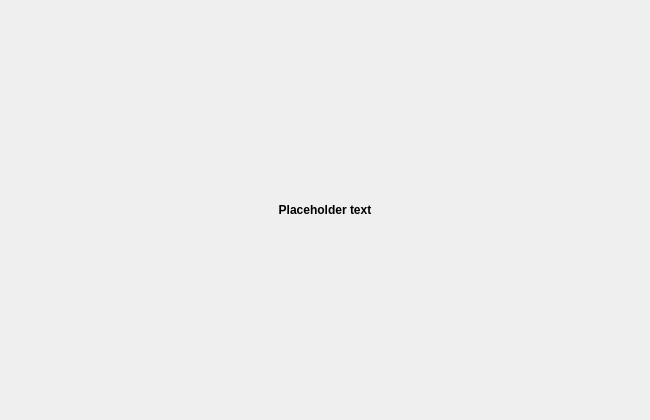
stakecube/stakecubecoin-archive, file src/qt/forms/startoptionssort.ui: the form before one commit.
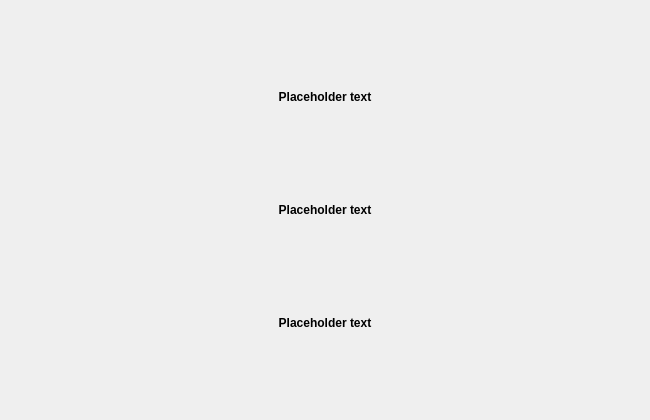
The form after the commit.

The edit to the form file:
```diff
--- a/src/qt/forms/startoptionssort.ui
+++ b/src/qt/forms/startoptionssort.ui
@@ -79,6 +79,62 @@
      </property>
     </widget>
    </item>
+   <item>
+    <widget class="QLabel" name="dragdropLabel">
+     <property name="sizePolicy">
+      <sizepolicy hsizetype="Minimum" vsizetype="Minimum">
+       <horstretch>0</horstretch>
+       <verstretch>0</verstretch>
+      </sizepolicy>
+     </property>
+     <property name="maximumSize">
+      <size>
+       <width>16777215</width>
+       <height>20</height>
+      </size>
+     </property>
+     <property name="text">
+      <string notr="true">Placeholder text</string>
+     </property>
+     <property name="textFormat">
+      <enum>Qt::RichText</enum>
+     </property>
+     <property name="alignment">
+      <set>Qt::AlignCenter</set>
+     </property>
+     <property name="wordWrap">
+      <bool>true</bool>
+     </property>
+    </widget>
+   </item>
+   <item>
+    <widget class="QLabel" name="dragdropLabel2">
+     <property name="sizePolicy">
+      <sizepolicy hsizetype="Minimum" vsizetype="Minimum">
+       <horstretch>0</horstretch>
+       <verstretch>0</verstretch>
+      </sizepolicy>
+     </property>
+     <property name="maximumSize">
+      <size>
+       <width>16777215</width>
+       <height>20</height>
+      </size>
+     </property>
+     <property name="text">
+      <string notr="true">Placeholder text</string>
+     </property>
+     <property name="textFormat">
+      <enum>Qt::RichText</enum>
+     </property>
+     <property name="alignment">
+      <set>Qt::AlignCenter</set>
+     </property>
+     <property name="wordWrap">
+      <bool>true</bool>
+     </property>
+    </widget>
+   </item>
    <item>
     <layout class="QGridLayout" name="gridLayoutRevealed">
      <property name="sizeConstraint">
```
